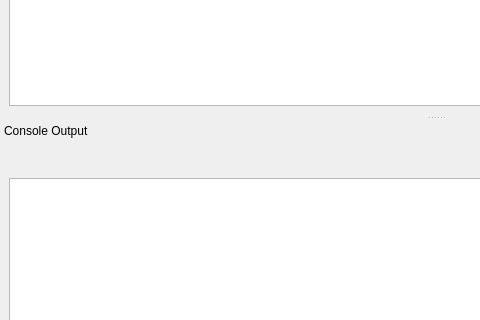
MonroeQuantumNetworks/IonControl, file ui/InstrumentLoggingUi.ui: the form before one commit; both pictures show x 0 to 480 and y 407 to 727 of the 872 by 808 pixel window.
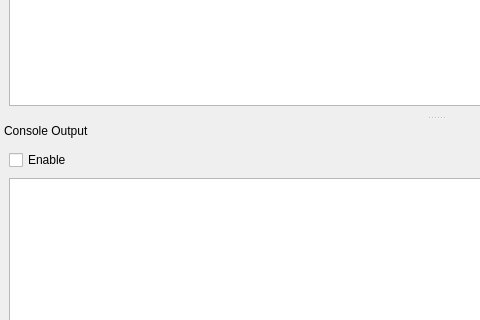
The form after the commit. Icons and pictures are not drawn. Custom widgets are drawn as their Qt base class.

Commit message: added print and exception display to instrumentloggingui

The edit to the form file:
```diff
--- a/ui/InstrumentLoggingUi.ui
+++ b/ui/InstrumentLoggingUi.ui
@@ -101,6 +101,13 @@
     <layout class="QVBoxLayout" name="verticalLayout">
      <item>
       <layout class="QHBoxLayout" name="horizontalLayout">
+       <item>
+        <widget class="QCheckBox" name="checkBoxEnableConsole">
+         <property name="text">
+          <string>Enable</string>
+         </property>
+        </widget>
+       </item>
        <item>
         <spacer name="horizontalSpacer">
          <property name="orientation">
```
The commit also changes 2 other files.
